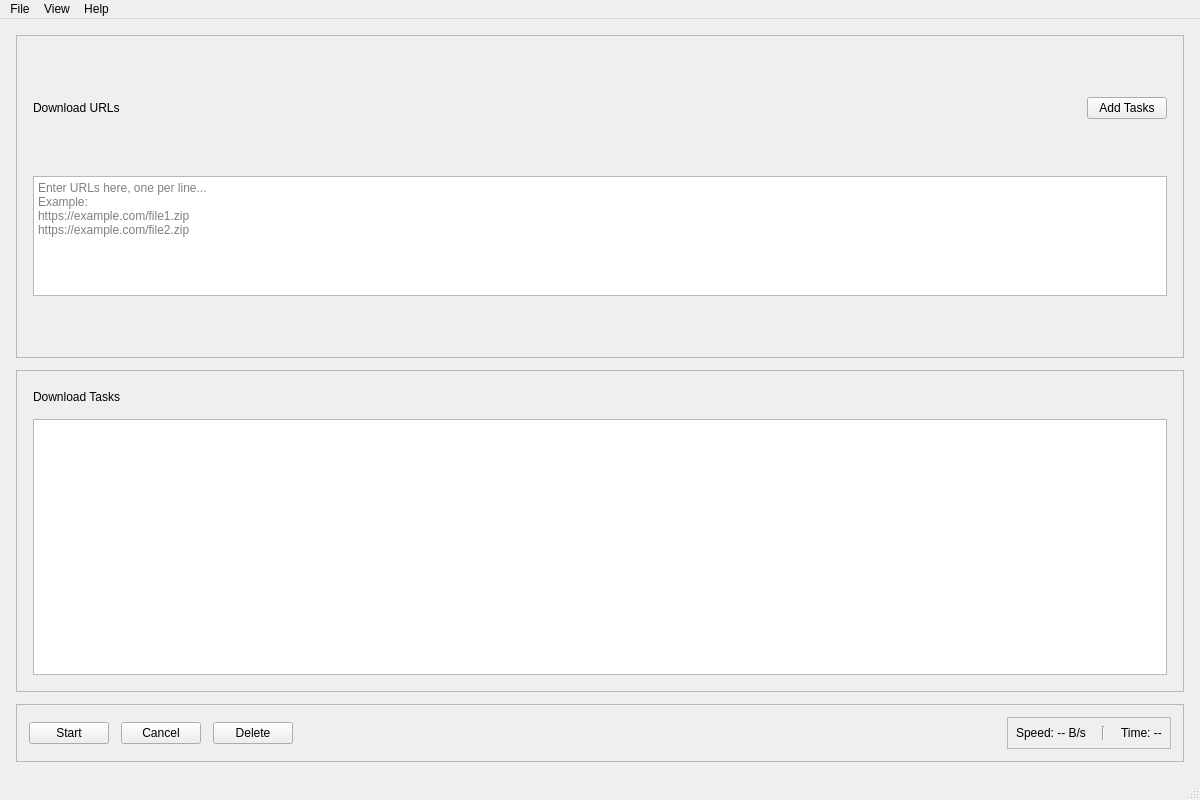
Qt form samples/networkdownloader/NetworkDownloaderMainWindow.ui (VilasWang/qt-network-request) before a commit.
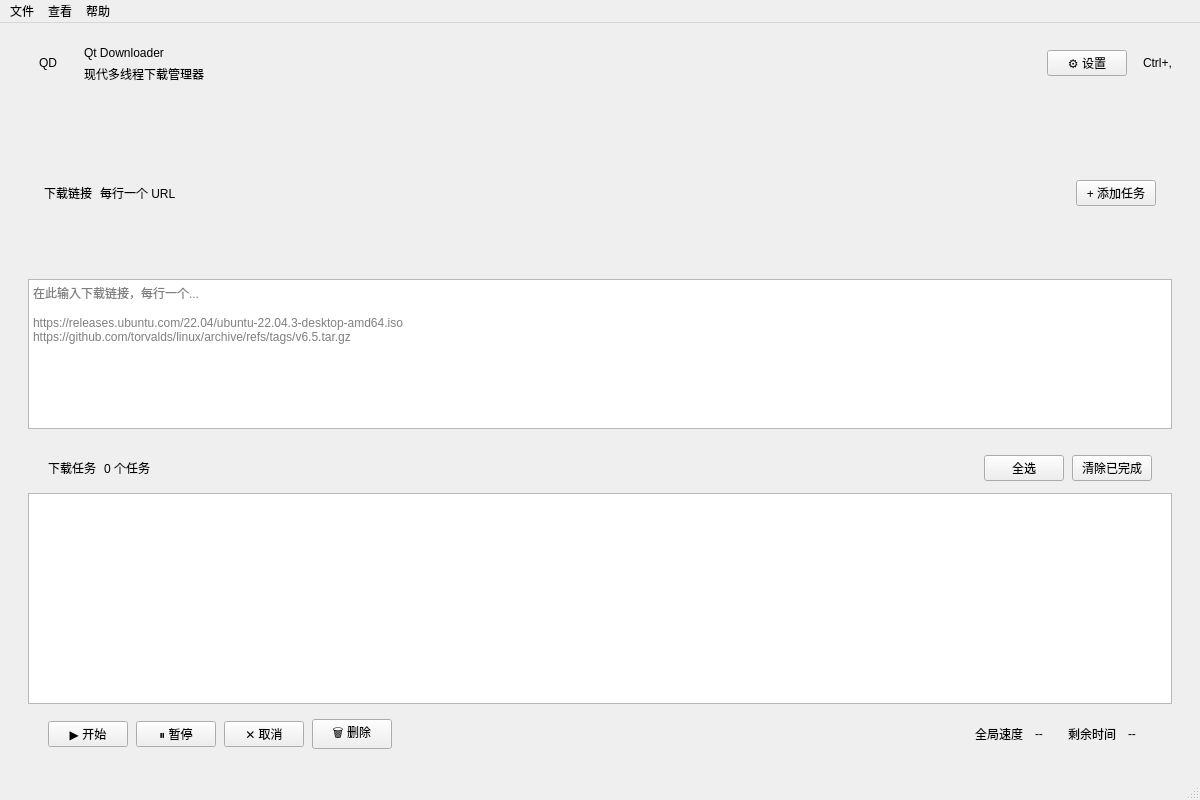
The same form after that commit.

Commit message:
feat(downloader): 按 qt-downloader-prototype.html 原型重构 QtDownloader UI
- 重写 .ui 布局：头部区/URL 卡片/任务表格面板/控制栏/统计状态栏

- 新增 TaskTableDelegate：文件类型图标、圆角进度条、胶囊状态徽章

- 模型 FullTaskRole 与中文表头；两套 QSS 追加原型设计令牌覆盖段

- 主窗口新增暂停/全选/清除已完成、任务计数徽章、中文通知与对话框

- 演示模式钩子 QT_DOWNLOADER_DEMO/SHOT 与 QT_PRECISION_THEME 主题覆盖

test.bat: 9/9 测试套件全部通过

```diff
--- a/samples/networkdownloader/NetworkDownloaderMainWindow.ui
+++ b/samples/networkdownloader/NetworkDownloaderMainWindow.ui
@@ -22,58 +22,172 @@
   <widget class="QWidget" name="centralWidget">
    <layout class="QVBoxLayout" name="verticalLayout">
     <property name="spacing">
-     <number>12</number>
+     <number>14</number>
     </property>
     <property name="leftMargin">
-     <number>16</number>
+     <number>28</number>
     </property>
     <property name="topMargin">
-     <number>16</number>
+     <number>10</number>
     </property>
     <property name="rightMargin">
-     <number>16</number>
+     <number>28</number>
     </property>
     <property name="bottomMargin">
+     <number>14</number>
+    </property>
+    <item>
+     <widget class="QFrame" name="headerFrame">
+      <property name="frameShape">
+       <enum>QFrame::NoFrame</enum>
+      </property>
+      <layout class="QHBoxLayout" name="headerLayout">
+       <property name="spacing">
      <number>16</number>
     </property>
+       <property name="leftMargin">
+        <number>0</number>
+       </property>
+       <property name="topMargin">
+        <number>10</number>
+       </property>
+       <property name="rightMargin">
+        <number>0</number>
+       </property>
+       <property name="bottomMargin">
+        <number>10</number>
+       </property>
+       <item>
+        <widget class="QLabel" name="lblAppIcon">
+         <property name="minimumSize">
+          <size>
+           <width>40</width>
+           <height>40</height>
+          </size>
+         </property>
+         <property name="maximumSize">
+          <size>
+           <width>40</width>
+           <height>40</height>
+          </size>
+         </property>
+         <property name="text">
+          <string>QD</string>
+         </property>
+         <property name="alignment">
+          <set>Qt::AlignCenter</set>
+         </property>
+        </widget>
+       </item>
+       <item>
+        <layout class="QVBoxLayout" name="headerInfoLayout">
+         <property name="spacing">
+          <number>2</number>
+         </property>
+         <item>
+          <widget class="QLabel" name="lblHeaderTitle">
+           <property name="text">
+            <string>Qt Downloader</string>
+           </property>
+          </widget>
+         </item>
+         <item>
+          <widget class="QLabel" name="lblHeaderSubtitle">
+           <property name="text">
+            <string>现代多线程下载管理器</string>
+           </property>
+          </widget>
+         </item>
+        </layout>
+       </item>
+       <item>
+        <spacer name="headerSpacer">
+         <property name="orientation">
+          <enum>Qt::Horizontal</enum>
+         </property>
+         <property name="sizeHint" stdset="0">
+          <size>
+           <width>40</width>
+           <height>20</height>
+          </size>
+         </property>
+        </spacer>
+       </item>
+       <item>
+        <widget class="QPushButton" name="btnSettings">
+         <property name="toolTip">
+          <string>打开设置</string>
+         </property>
+         <property name="text">
+          <string>⚙ 设置</string>
+         </property>
+        </widget>
+       </item>
+       <item>
+        <widget class="QLabel" name="lblSettingsHint">
+         <property name="text">
+          <string>Ctrl+,</string>
+         </property>
+        </widget>
+       </item>
+      </layout>
+     </widget>
+    </item>
     <item>
      <widget class="QFrame" name="urlFrame">
       <property name="frameShape">
-       <enum>QFrame::StyledPanel</enum>
-      </property>
-      <property name="frameShadow">
-       <enum>QFrame::Raised</enum>
+       <enum>QFrame::NoFrame</enum>
       </property>
       <layout class="QVBoxLayout" name="verticalLayout_2">
        <property name="spacing">
-        <number>12</number>
+        <number>0</number>
        </property>
        <property name="leftMargin">
-        <number>16</number>
+        <number>0</number>
        </property>
        <property name="topMargin">
+        <number>0</number>
+       </property>
+       <property name="rightMargin">
+        <number>0</number>
+       </property>
+       <property name="bottomMargin">
+        <number>0</number>
+       </property>
+       <item>
+        <widget class="QFrame" name="urlPanelHeader">
+         <layout class="QHBoxLayout" name="urlPanelHeaderLayout">
+          <property name="spacing">
+           <number>8</number>
+          </property>
+          <property name="leftMargin">
         <number>16</number>
        </property>
+          <property name="topMargin">
+           <number>10</number>
+          </property>
        <property name="rightMargin">
         <number>16</number>
        </property>
        <property name="bottomMargin">
-        <number>16</number>
+           <number>10</number>
        </property>
        <item>
-        <layout class="QHBoxLayout" name="horizontalLayout">
+           <widget class="QLabel" name="lblUrlTitle">
+            <property name="text">
+             <string>下载链接</string>
+            </property>
+           </widget>
+          </item>
          <item>
-          <widget class="QLabel" name="label">
+           <widget class="QLabel" name="lblUrlHint">
            <property name="text">
-            <string>Download URLs</string>
-           </property>
-           <property name="class" stdset="0">
-            <string>heading</string>
-           </property>
+             <string>每行一个 URL</string>
+            </property>
           </widget>
          </item>
          <item>
-          <spacer name="horizontalSpacer">
+           <spacer name="urlHeaderSpacer">
            <property name="orientation">
             <enum>Qt::Horizontal</enum>
            </property>
@@ -88,14 +202,15 @@
          <item>
           <widget class="QPushButton" name="btnAddTasks">
            <property name="toolTip">
-            <string>Add download tasks from URLs</string>
+             <string>将输入框中的 URL 添加为下载任务</string>
            </property>
            <property name="text">
-            <string>Add Tasks</string>
+             <string>+ 添加任务</string>
            </property>
           </widget>
          </item>
         </layout>
+        </widget>
        </item>
        <item>
         <widget class="QPlainTextEdit" name="plainTextEditUrls">
@@ -108,14 +223,14 @@
          <property name="maximumSize">
           <size>
            <width>16777215</width>
-           <height>120</height>
+           <height>150</height>
           </size>
          </property>
          <property name="placeholderText">
-          <string>Enter URLs here, one per line...
-Example:
-https://example.com/file1.zip
-https://example.com/file2.zip</string>
+          <string>在此输入下载链接，每行一个...
+
+https://releases.ubuntu.com/22.04/ubuntu-22.04.3-desktop-amd64.iso
+https://github.com/torvalds/linux/archive/refs/tags/v6.5.tar.gz</string>
          </property>
         </widget>
        </item>
@@ -125,41 +240,58 @@
     <item>
      <widget class="QFrame" name="tableFrame">
       <property name="frameShape">
-       <enum>QFrame::StyledPanel</enum>
-      </property>
-      <property name="frameShadow">
-       <enum>QFrame::Raised</enum>
+       <enum>QFrame::NoFrame</enum>
       </property>
       <layout class="QVBoxLayout" name="verticalLayout_3">
        <property name="spacing">
-        <number>12</number>
+        <number>0</number>
        </property>
        <property name="leftMargin">
-        <number>16</number>
+        <number>0</number>
        </property>
        <property name="topMargin">
-        <number>16</number>
+        <number>0</number>
        </property>
        <property name="rightMargin">
-        <number>16</number>
+        <number>0</number>
        </property>
        <property name="bottomMargin">
-        <number>16</number>
+        <number>0</number>
        </property>
        <item>
-        <layout class="QHBoxLayout" name="horizontalLayout_3">
+        <widget class="QFrame" name="taskPanelHeader">
+         <layout class="QHBoxLayout" name="taskPanelHeaderLayout">
+          <property name="spacing">
+           <number>8</number>
+          </property>
+          <property name="leftMargin">
+           <number>20</number>
+          </property>
+          <property name="topMargin">
+           <number>12</number>
+          </property>
+          <property name="rightMargin">
+           <number>20</number>
+          </property>
+          <property name="bottomMargin">
+           <number>12</number>
+          </property>
          <item>
           <widget class="QLabel" name="labelTasks">
            <property name="text">
-            <string>Download Tasks</string>
-           </property>
-           <property name="class" stdset="0">
-            <string>heading</string>
+             <string>下载任务</string>
+            </property>
+           </widget>
+          </item>
+          <item>
+           <widget class="QLabel" name="lblTaskCount">
+            <property name="text">
+             <string>0 个任务</string>
            </property>
           </widget>
          </item>
          <item>
-          <spacer name="horizontalSpacer_3">
+           <spacer name="taskHeaderSpacer">
            <property name="orientation">
             <enum>Qt::Horizontal</enum>
            </property>
@@ -171,22 +303,31 @@
            </property>
           </spacer>
          </item>
-        </layout>
+          <item>
+           <widget class="QPushButton" name="btnSelectAll">
+            <property name="text">
+             <string>全选</string>
+            </property>
+           </widget>
+          </item>
+          <item>
+           <widget class="QPushButton" name="btnClearCompleted">
+            <property name="text">
+             <string>清除已完成</string>
+            </property>
+           </widget>
+          </item>
+         </layout>
+        </widget>
        </item>
        <item>
         <widget class="QTableView" name="tableViewTasks">
          <property name="minimumSize">
           <size>
            <width>0</width>
-           <height>200</height>
+           <height>160</height>
           </size>
          </property>
-         <property name="alternatingRowColors">
-          <bool>true</bool>
-         </property>
-         <property name="selectionMode">
-          <enum>QAbstractItemView::SingleSelection</enum>
-         </property>
          <property name="selectionBehavior">
           <enum>QAbstractItemView::SelectRows</enum>
          </property>
@@ -195,29 +336,20 @@
          </attribute>
         </widget>
        </item>
-      </layout>
-     </widget>
-    </item>
     <item>
      <widget class="QFrame" name="controlFrame">
-      <property name="frameShape">
-       <enum>QFrame::StyledPanel</enum>
-      </property>
-      <property name="frameShadow">
-       <enum>QFrame::Raised</enum>
-      </property>
       <layout class="QHBoxLayout" name="horizontalLayout_2">
        <property name="spacing">
-        <number>12</number>
+           <number>8</number>
        </property>
        <property name="leftMargin">
-        <number>12</number>
+           <number>20</number>
        </property>
        <property name="topMargin">
         <number>12</number>
        </property>
        <property name="rightMargin">
-        <number>12</number>
+           <number>20</number>
        </property>
        <property name="bottomMargin">
         <number>12</number>
@@ -225,35 +357,45 @@
        <item>
         <widget class="QPushButton" name="btnStart">
          <property name="toolTip">
-          <string>Start selected download</string>
+             <string>开始所选下载</string>
          </property>
          <property name="text">
-          <string>Start</string>
+             <string>▶ 开始</string>
+            </property>
+           </widget>
+          </item>
+          <item>
+           <widget class="QPushButton" name="btnPause">
+            <property name="toolTip">
+             <string>暂停所选下载</string>
+            </property>
+            <property name="text">
+             <string>⏸ 暂停</string>
          </property>
         </widget>
        </item>
        <item>
         <widget class="QPushButton" name="btnCancel">
          <property name="toolTip">
-          <string>Cancel selected download</string>
+             <string>取消所选下载（重置进度）</string>
          </property>
          <property name="text">
-          <string>Cancel</string>
+             <string>✕ 取消</string>
          </property>
         </widget>
        </item>
        <item>
         <widget class="QPushButton" name="btnDelete">
          <property name="toolTip">
-          <string>Delete selected task</string>
+             <string>删除所选任务</string>
          </property>
          <property name="text">
-          <string>Delete</string>
+             <string>🗑 删除</string>
          </property>
         </widget>
        </item>
        <item>
-        <spacer name="horizontalSpacer_2">
+           <spacer name="controlSpacer">
          <property name="orientation">
           <enum>Qt::Horizontal</enum>
          </property>
@@ -267,47 +409,70 @@
        </item>
        <item>
         <widget class="QFrame" name="statusFrame">
-         <property name="frameShape">
-          <enum>QFrame::StyledPanel</enum>
-         </property>
-         <property name="frameShadow">
-          <enum>QFrame::Raised</enum>
-         </property>
          <layout class="QHBoxLayout" name="horizontalLayout_4">
           <property name="spacing">
-           <number>16</number>
+              <number>12</number>
           </property>
           <property name="leftMargin">
-           <number>8</number>
+              <number>16</number>
           </property>
           <property name="topMargin">
            <number>8</number>
           </property>
           <property name="rightMargin">
-           <number>8</number>
+              <number>16</number>
           </property>
           <property name="bottomMargin">
            <number>8</number>
           </property>
+             <item>
+              <widget class="QLabel" name="lblSpeedCaption">
+               <property name="text">
+                <string>全局速度</string>
+               </property>
+              </widget>
+             </item>
           <item>
            <widget class="QLabel" name="labelSpeed">
             <property name="text">
-             <string>Speed: -- B/s</string>
+                <string>--</string>
             </property>
            </widget>
           </item>
           <item>
-           <widget class="Line" name="line">
-            <property name="orientation">
-             <enum>Qt::Vertical</enum>
+              <widget class="QFrame" name="statsDivider">
+               <property name="minimumSize">
+                <size>
+                 <width>1</width>
+                 <height>20</height>
+                </size>
+               </property>
+               <property name="maximumSize">
+                <size>
+                 <width>1</width>
+                 <height>20</height>
+                </size>
+               </property>
+               <property name="frameShape">
+                <enum>QFrame::NoFrame</enum>
+               </property>
+              </widget>
+             </item>
+             <item>
+              <widget class="QLabel" name="lblTimeCaption">
+               <property name="text">
+                <string>剩余时间</string>
             </property>
            </widget>
           </item>
           <item>
            <widget class="QLabel" name="labelTime">
             <property name="text">
-             <string>Time: --</string>
-            </property>
+                <string>--</string>
+               </property>
+              </widget>
+             </item>
+            </layout>
            </widget>
           </item>
          </layout>
@@ -329,7 +494,7 @@
    </property>
    <widget class="QMenu" name="menuFile">
     <property name="title">
-     <string>File</string>
+     <string>文件</string>
     </property>
     <addaction name="actionSettings"/>
     <addaction name="separator"/>
@@ -337,7 +502,7 @@
    </widget>
    <widget class="QMenu" name="menuView">
     <property name="title">
-     <string>View</string>
+     <string>查看</string>
     </property>
     <addaction name="actionThemeLight"/>
     <addaction name="actionThemeDark"/>
@@ -347,7 +512,7 @@
    </widget>
    <widget class="QMenu" name="menuHelp">
     <property name="title">
-     <string>Help</string>
+     <string>帮助</string>
     </property>
     <addaction name="actionAbout"/>
    </widget>
@@ -358,15 +523,15 @@
   <widget class="QStatusBar" name="statusBar"/>
   <action name="actionSettings">
    <property name="text">
-    <string>Settings</string>
+    <string>设置</string>
    </property>
    <property name="shortcut">
-    <string>Ctrl+S</string>
+    <string>Ctrl+,</string>
    </property>
   </action>
   <action name="actionExit">
    <property name="text">
-    <string>Exit</string>
+    <string>退出</string>
    </property>
    <property name="shortcut">
     <string>Ctrl+Q</string>
@@ -374,7 +539,7 @@
   </action>
   <action name="actionAbout">
    <property name="text">
-    <string>About</string>
+    <string>关于</string>
    </property>
   </action>
   <action name="actionThemeLight">
@@ -382,7 +547,7 @@
     <bool>true</bool>
    </property>
    <property name="text">
-    <string>Light Theme</string>
+    <string>浅色主题</string>
    </property>
   </action>
   <action name="actionThemeDark">
@@ -390,7 +555,7 @@
     <bool>true</bool>
    </property>
    <property name="text">
-    <string>Dark Theme</string>
+    <string>深色主题</string>
    </property>
   </action>
   <action name="actionThemeSystem">
@@ -398,12 +563,12 @@
     <bool>true</bool>
    </property>
    <property name="text">
-    <string>Follow System</string>
+    <string>跟随系统</string>
    </property>
   </action>
   <action name="actionToggleTheme">
    <property name="text">
-    <string>Toggle Light/Dark</string>
+    <string>切换明暗主题</string>
    </property>
    <property name="shortcut">
     <string>Ctrl+T</string>
```
Lines whose indentation alone changed are shown as unchanged. The commit also changes 13 other files.
